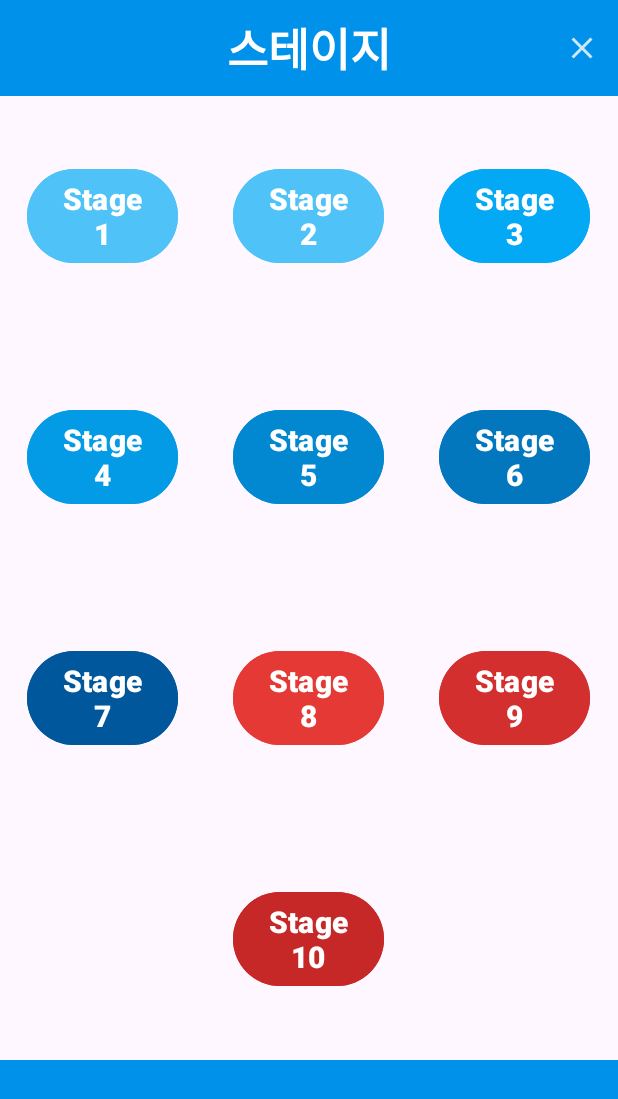
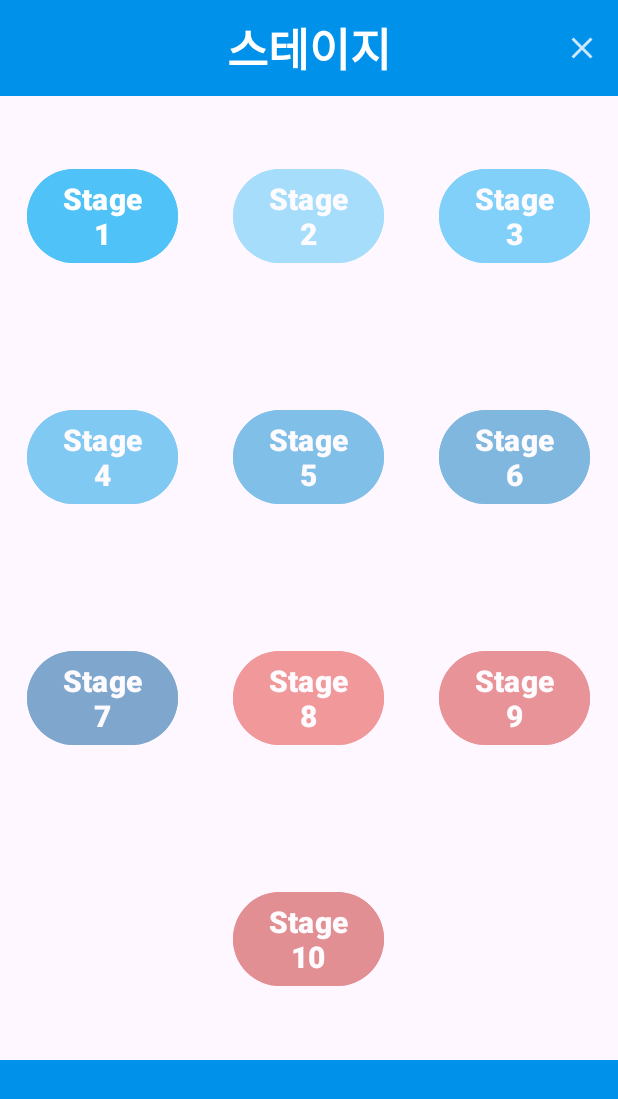
Before and after one commit to hsyoodev/neologismquiz, an Android app: the StageActivity screen opened directly, with no data from a screen before it, on a phone screen of 412 x 824 dp. Shown: the top 1099 px of the screen. Run offline under Robolectric (Android 15) with nearby library versions, the phone set to English and light mode, and no system bars.

Commit message:
스테이지 페이지 - 자바
- 변수 선언 위치 수정
- 스테이지들을 저장할 리스트 선언
- 현재 스테이지 번호 로컬 저장소에서 가져와서 애니메이션으로 표시
- 현재 스테이지 번호 이후의 스테이지는 클릭 불가 및 조금 투명하게 표시

```diff
--- a/app/src/main/java/com/example/neologismquiz/StageActivity.java
+++ b/app/src/main/java/com/example/neologismquiz/StageActivity.java
@@ -1,16 +1,25 @@
 package com.example.neologismquiz;
 
 import android.content.Intent;
+import android.content.SharedPreferences;
 import android.os.Bundle;
 import android.view.MenuItem;
+import android.view.View;
+import android.view.animation.Animation;
+import android.view.animation.AnimationUtils;
+import android.widget.Button;
 import android.widget.TextView;
 
 import androidx.appcompat.app.AppCompatActivity;
 import androidx.appcompat.widget.Toolbar;
 
+import java.util.ArrayList;
+import java.util.List;
+
 public class StageActivity extends AppCompatActivity {
-    Toolbar toolbar;
-    TextView title;
+    Button stage1, stage2, stage3, stage4, stage5, stage6, stage7, stage8, stage9, stage10;
+    List<Button> stages = new ArrayList<>();
+    SharedPreferences sharedPreferences;
     Intent intent;
 
     @Override
@@ -18,8 +27,9 @@ public class StageActivity extends AppCompatActivity {
         super.onCreate(savedInstanceState);
         setContentView(R.layout.activity_stage);
 
-        toolbar = findViewById(R.id.toolbar);
-        title = toolbar.findViewById(R.id.title);
+        // toolbar
+        Toolbar toolbar = findViewById(R.id.toolbar);
+        TextView title = toolbar.findViewById(R.id.title);
 
         title.setText("스테이지");
         toolbar.inflateMenu(R.menu.menu);
@@ -33,5 +43,55 @@ public class StageActivity extends AppCompatActivity {
                 return false;
             }
         });
+
+        // stage
+        stage1 = findViewById(R.id.stage1);
+        stage2 = findViewById(R.id.stage2);
+        stage3 = findViewById(R.id.stage3);
+        stage4 = findViewById(R.id.stage4);
+        stage5 = findViewById(R.id.stage5);
+        stage6 = findViewById(R.id.stage6);
+        stage7 = findViewById(R.id.stage7);
+        stage8 = findViewById(R.id.stage8);
+        stage9 = findViewById(R.id.stage9);
+        stage10 = findViewById(R.id.stage10);
+
+        stages.add(stage1);
+        stages.add(stage2);
+        stages.add(stage3);
+        stages.add(stage4);
+        stages.add(stage5);
+        stages.add(stage6);
+        stages.add(stage7);
+        stages.add(stage8);
+        stages.add(stage9);
+        stages.add(stage10);
+
+        for (int i = 0; i < stages.size(); i++) {
+            final int stageNumber = i + 1;
+            Button stage = stages.get(i);
+            stage.setOnClickListener(new View.OnClickListener() {
+                @Override
+                public void onClick(View v) {
+                    intent = new Intent(StageActivity.this, QuizActivity.class);
+                    intent.putExtra("stageNumber", stageNumber);
+                    startActivity(intent);
+                }
+            });
+        }
+
+        // 현재 스테이지
+        sharedPreferences = getSharedPreferences("data", MODE_PRIVATE);
+        int stageNumber = sharedPreferences.getInt("stageNumber", 1);
+        Animation scaleAnimation = AnimationUtils.loadAnimation(StageActivity.this, R.anim.scale);
+        Button currentStage = stages.get(stageNumber - 1);
+        currentStage.startAnimation(scaleAnimation);
+
+        // 다음 스테이지는 진행 불가
+        for (int i = stageNumber; i < stages.size(); i++) {
+            Button stage = stages.get(i);
+            stage.setClickable(false);
+            stage.setAlpha(0.5f);
+        }
     }
 }
```
